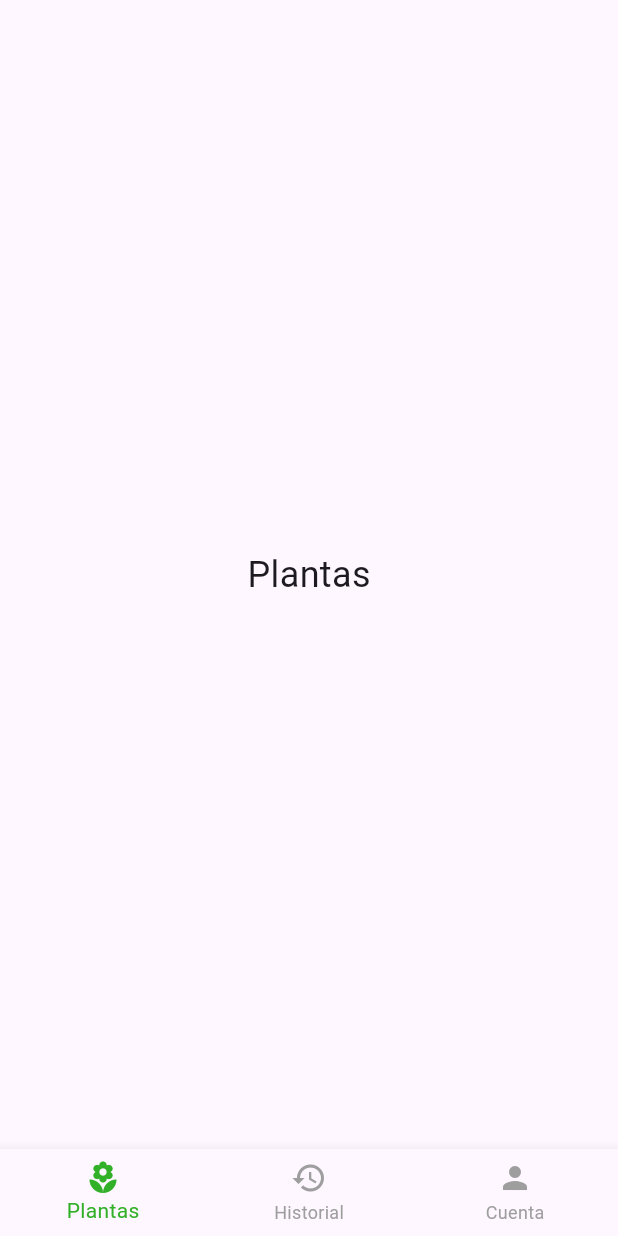
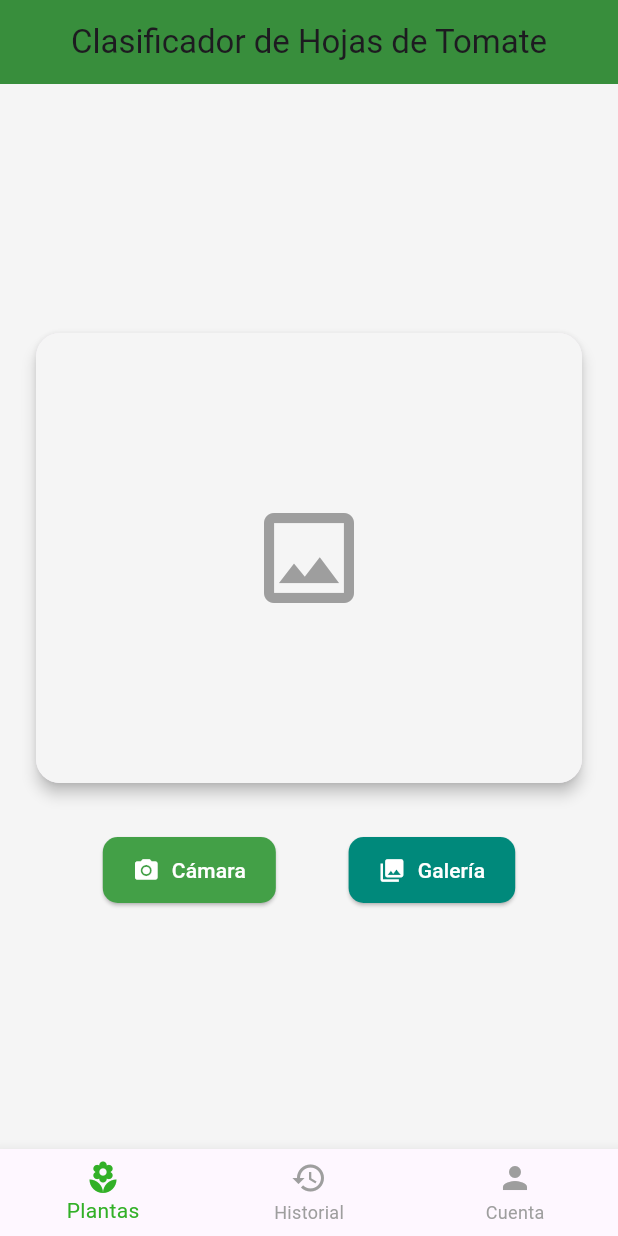
Before and after one commit to laura2444/guyp_front, a Flutter app: the MainView screen opened directly, on a phone screen of 412 x 824 dp. Run offline on Flutter 3.47's test engine with Material 3 defaults, Android fonts, the phone set to English and light mode, and no system bars; our stand-ins replace flutter_svg, google_fonts, image_picker; missing offline and left inert: tflite_flutter.

Commit message:
Modelo con vista

```diff
--- /dev/null
+++ b/lib/utils/model_helper.dart
@@ -0,0 +1,82 @@
+import 'dart:typed_data';
+import 'package:tflite_flutter/tflite_flutter.dart';
+import 'package:image/image.dart' as img;
+
+class ModelHelper {
+  static late Interpreter _interpreter;
+  static late List<int> _inputShape;
+  static late List<int> _outputShape;
+
+  static bool _initialized = false;
+
+  /// Inicializa el modelo TFLite desde assets
+  static Future<void> initModel() async {
+    try {
+      _interpreter = await Interpreter.fromAsset(
+        'assets/models/plant_disease_model.tflite',
+        options: InterpreterOptions()..useNnApiForAndroid = true,
+      );
+
+      _inputShape = _interpreter.getInputTensor(0).shape;
+      _outputShape = _interpreter.getOutputTensor(0).shape;
+
+      _initialized = true;
+
+      print("✅ Modelo cargado exitosamente:");
+      print("📥 Entrada: $_inputShape");
+      print("📤 Salida: $_outputShape");
+    } catch (e) {
+      print("❌ Error al cargar el modelo: $e");
+      _initialized = false;
+    }
+  }
+
+  /// Clasifica una imagen y retorna la lista de probabilidades
+  static List<double> classifyImage(Uint8List imageBytes) {
+    if (!_initialized) {
+      throw Exception("❌ El modelo no ha sido inicializado.");
+    }
+
+    final input = _preprocessImage(imageBytes);
+
+    // Crear tensor de salida con la forma adecuada
+    final output = List.filled(
+      _outputShape.reduce((a, b) => a * b),
+      0.0,
+    ).reshape([_outputShape[0], _outputShape[1]]);
+
+    _interpreter.run(input, output);
+
+    return List<double>.from(output[0]); // Lista de probabilidades
+  }
+
+  /// Preprocesa la imagen para ajustarse al inputShape del modelo
+  static List<List<List<List<double>>>> _preprocessImage(Uint8List imageBytes) {
+    final decoded = img.decodeImage(imageBytes);
+    if (decoded == null) {
+      throw Exception("❌ No se pudo decodificar la imagen.");
+    }
+
+    final height = _inputShape[1];
+    final width = _inputShape[2];
+    final channels = _inputShape[3];
+
+    if (channels != 3) {
+      throw Exception("❌ Solo se soportan imágenes RGB (3 canales).");
+    }
+
+    final resized = img.copyResize(decoded, width: width, height: height);
+
+    return List.generate(1, (_) =>
+        List.generate(height, (y) =>
+          List.generate(width, (x) {
+            final pixel = resized.getPixel(x, y);
+            final r = (img.getRed(pixel) / 127.5) - 1.0;
+            final g = (img.getGreen(pixel) / 127.5) - 1.0;
+            final b = (img.getBlue(pixel) / 127.5) - 1.0;
+            return [r, g, b];
+          })
+        )
+    );
+  }
+}
--- /dev/null
+++ b/lib/views/screens/home_screen.dart
@@ -0,0 +1,201 @@
+import 'dart:io';
+import 'dart:typed_data';
+import 'package:flutter/material.dart';
+import 'package:image_picker/image_picker.dart';
+import 'package:store_app/utils/model_helper.dart';
+
+class HomeScreen extends StatefulWidget {
+  @override
+  _HomeScreenState createState() => _HomeScreenState();
+}
+
+class _HomeScreenState extends State<HomeScreen> {
+  File? _image;
+  List<double>? _predictions;
+  bool _isLoading = false;
+  bool _modelLoaded = false;
+
+  final List<String> classLabels = [
+    'Bacterial',
+    'Fungal',
+    'Healthy',
+    'Leaf Spots',
+    'Viral',
+  ];
+
+  @override
+  void initState() {
+    super.initState();
+    _loadModel();
+  }
+
+  Future<void> _loadModel() async {
+    try {
+      await ModelHelper.initModel();
+      setState(() => _modelLoaded = true);
+    } catch (e) {
+      _showMessage('Error al cargar el modelo: $e');
+    }
+  }
+
+  Future<void> _pickImage(ImageSource source) async {
+    final pickedFile = await ImagePicker().pickImage(source: source);
+    if (pickedFile == null) return;
+
+    setState(() {
+      _image = File(pickedFile.path);
+      _predictions = null;
+      _isLoading = true;
+    });
+
+    try {
+      final bytes = await pickedFile.readAsBytes();
+      final predictions = ModelHelper.classifyImage(Uint8List.fromList(bytes));
+
+      setState(() {
+        _predictions = predictions;
+        _isLoading = false;
+      });
+    } catch (e) {
+      setState(() => _isLoading = false);
+      _showMessage('Error al procesar imagen: $e');
+    }
+  }
+
+  void _showMessage(String msg) {
+    ScaffoldMessenger.of(context).showSnackBar(SnackBar(content: Text(msg)));
+  }
+
+  Widget _buildImagePreview() {
+    return Card(
+      elevation: 4,
+      shape: RoundedRectangleBorder(borderRadius: BorderRadius.circular(16)),
+      child: Container(
+        height: 300,
+        decoration: BoxDecoration(
+          borderRadius: BorderRadius.circular(16),
+          image: _image != null
+              ? DecorationImage(
+                  image: FileImage(_image!),
+                  fit: BoxFit.cover,
+                )
+              : null,
+          color: _image == null ? Colors.grey[100] : null,
+        ),
+        child: _image == null
+            ? Center(
+                child: Icon(Icons.image_outlined, size: 80, color: Colors.grey))
+            : null,
+      ),
+    );
+  }
+
+  Widget _buildResult() {
+    if (_predictions == null) return SizedBox();
+
+    final maxProb = _predictions!.reduce((a, b) => a > b ? a : b);
+    final predictedIndex = _predictions!.indexOf(maxProb);
+    final predictedLabel = classLabels[predictedIndex];
+    final confidence = (maxProb * 100).toStringAsFixed(2);
+
+    return Card(
+      elevation: 3,
+      shape: RoundedRectangleBorder(borderRadius: BorderRadius.circular(12)),
+      margin: EdgeInsets.only(top: 20),
+      child: Padding(
+        padding: EdgeInsets.all(16),
+        child: Column(
+          crossAxisAlignment: CrossAxisAlignment.start,
+          children: [
+            Text('Resultado',
+                style: TextStyle(fontSize: 20, fontWeight: FontWeight.bold)),
+            SizedBox(height: 8),
+            Text(
+              '$predictedLabel',
+              style: TextStyle(fontSize: 22, color: Colors.green[800]),
+            ),
+            Text(
+              'Confianza: $confidence%',
+              style: TextStyle(fontSize: 16, color: Colors.grey[700]),
+            ),
+            SizedBox(height: 12),
+            LinearProgressIndicator(
+              value: maxProb,
+              backgroundColor: Colors.grey[300],
+              valueColor: AlwaysStoppedAnimation<Color>(Colors.green),
+            ),
+          ],
+        ),
+      ),
+    );
+  }
+
+  Widget _buildButtons() {
+    return Padding(
+      padding: const EdgeInsets.only(top: 30),
+      child: Row(
+        mainAxisAlignment: MainAxisAlignment.spaceEvenly,
+        children: [
+          ElevatedButton.icon(
+            icon: Icon(Icons.camera_alt),
+            label: Text('Cámara'),
+            onPressed: _modelLoaded ? () => _pickImage(ImageSource.camera) : null,
+            style: ElevatedButton.styleFrom(
+              backgroundColor: Colors.green[600],
+              foregroundColor: Colors.white,
+              padding: EdgeInsets.symmetric(horizontal: 20, vertical: 12),
+              shape: RoundedRectangleBorder(borderRadius: BorderRadius.circular(10)),
+            ),
+          ),
+          ElevatedButton.icon(
+            icon: Icon(Icons.photo_library),
+            label: Text('Galería'),
+            onPressed: _modelLoaded ? () => _pickImage(ImageSource.gallery) : null,
+            style: ElevatedButton.styleFrom(
+              backgroundColor: Colors.teal[600],
+              foregroundColor: Colors.white,
+              padding: EdgeInsets.symmetric(horizontal: 20, vertical: 12),
+              shape: RoundedRectangleBorder(borderRadius: BorderRadius.circular(10)),
+            ),
+          ),
+        ],
+      ),
+    );
+  }
+
+  @override
+  Widget build(BuildContext context) {
+    return Scaffold(
+      backgroundColor: Colors.grey[100], // Fondo claro
+      appBar: AppBar(
+        backgroundColor: Colors.green[700],
+        title: Text('Clasificador de Hojas de Tomate'),
+        centerTitle: true,
+      ),
+      body: SafeArea(
+        child: Center(
+          child: SingleChildScrollView(
+            padding: EdgeInsets.all(20),
+            child: Column(
+              children: [
+                if (!_modelLoaded)
+                  CircularProgressIndicator()
+                else ...[
+                  _buildImagePreview(),
+                  if (_isLoading)
+                    Padding(
+                      padding: const EdgeInsets.all(20),
+                      child: CircularProgressIndicator(),
+                    )
+                  else
+                    _buildResult(),
+                  _buildButtons(),
+                ],
+              ],
+            ),
+          ),
+        ),
+      ),
+    );
+  }
+}
--- a/lib/views/screens/main_view.dart
+++ b/lib/views/screens/main_view.dart
@@ -1,4 +1,5 @@
 import 'package:flutter/material.dart';
+import 'package:store_app/views/screens/home_screen.dart';
 
 class MainView extends StatefulWidget {
   const MainView({super.key});
@@ -11,7 +12,7 @@ class _MainViewState extends State<MainView> {
   int _pageIndex = 0;
 
   final List<Widget> _screens = [
-    Center(child: Text('Plantas', style: TextStyle(fontSize: 24))),
+    HomeScreen(),
     Center(child: Text('Historial', style: TextStyle(fontSize: 24))),
     Center(child: Text('Cuenta', style: TextStyle(fontSize: 24))),
   ];
```
Also changed, not shown: lib/utils/check_asset.dart (added, +10 -0 lines), pubspec.yaml (+13 -64 lines), pubspec.lock, 7 other files.
